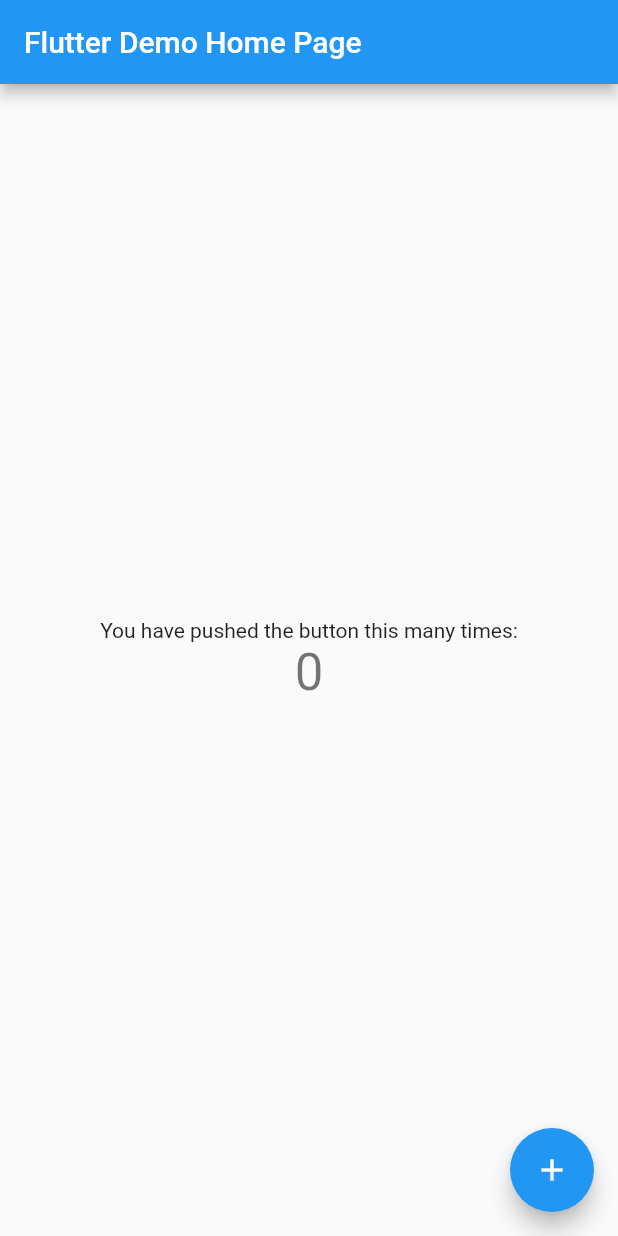
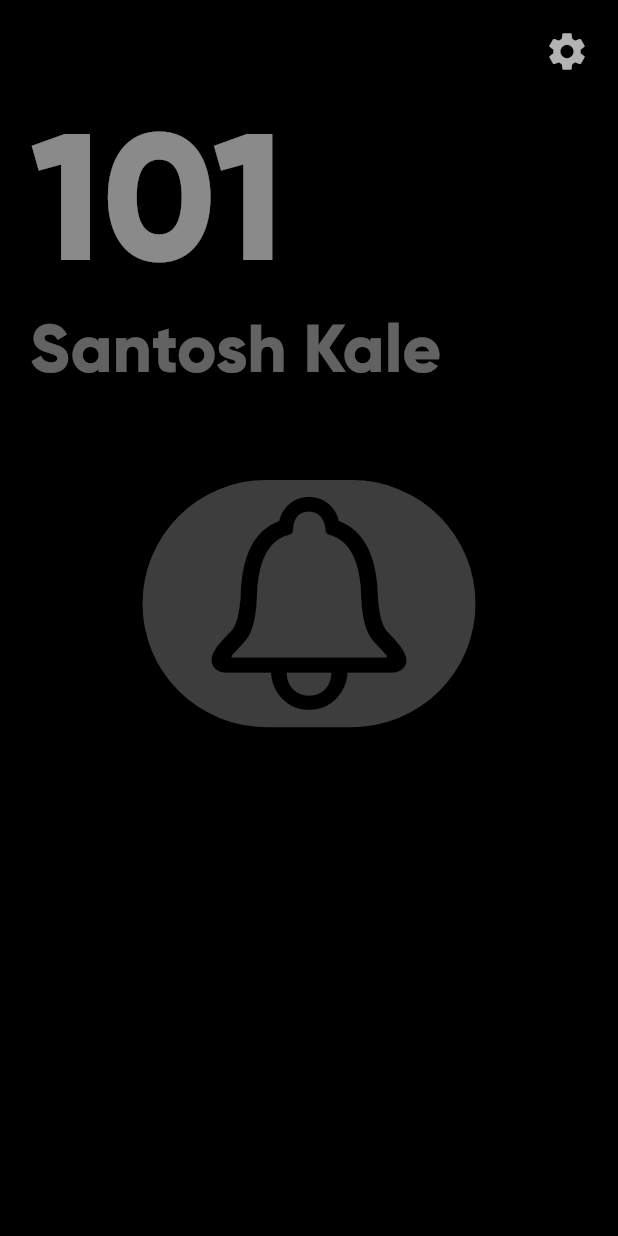
Before and after one commit to AdvaitKale01/Dexter, a Flutter app: the screen it shows after launch, on a phone screen of 412 x 824 dp. Run offline on Flutter 3.47's test engine with Material 2 defaults, Android fonts, the phone set to English and light mode, and no system bars.

```diff
--- a/lib/main.dart
+++ b/lib/main.dart
@@ -1,3 +1,6 @@
+import 'package:dexter/screens/home_screen/home_screen.dart';
+import 'package:dexter/screens/settings_screen.dart';
+import 'package:dexter/screens/splash_screen.dart';
 import 'package:flutter/material.dart';
 
 void main() {
@@ -5,44 +8,26 @@ void main() {
 }
 
 class MyApp extends StatelessWidget {
-  // This widget is the root of your application.
   @override
   Widget build(BuildContext context) {
     return MaterialApp(
-      title: 'Flutter Demo',
+      title: 'Dexter',
       theme: ThemeData(
-        // This is the theme of your application.
-        //
-        // Try running your application with "flutter run". You'll see the
-        // application has a blue toolbar. Then, without quitting the app, try
-        // changing the primarySwatch below to Colors.green and then invoke
-        // "hot reload" (press "r" in the console where you ran "flutter run",
-        // or simply save your changes to "hot reload" in a Flutter IDE).
-        // Notice that the counter didn't reset back to zero; the application
-        // is not restarted.
         primarySwatch: Colors.blue,
-        // This makes the visual density adapt to the platform that you run
-        // the app on. For desktop platforms, the controls will be smaller and
-        // closer together (more dense) than on mobile platforms.
         visualDensity: VisualDensity.adaptivePlatformDensity,
       ),
-      home: MyHomePage(title: 'Flutter Demo Home Page'),
+      routes: {
+        SplashScreen.routeName: (context) => SplashScreen(),
+        HomeScreen.routeName: (context) => HomeScreen(),
+        SettingsScreen.routeName: (context) => SettingsScreen(),
+      },
+      home: SplashScreen(),
     );
   }
 }
 
 class MyHomePage extends StatefulWidget {
   MyHomePage({Key key, this.title}) : super(key: key);
-
-  // This widget is the home page of your application. It is stateful, meaning
-  // that it has a State object (defined below) that contains fields that affect
-  // how it looks.
-
-  // This class is the configuration for the state. It holds the values (in this
-  // case the title) provided by the parent (in this case the App widget) and
-  // used by the build method of the State. Fields in a Widget subclass are
-  // always marked "final".
-
   final String title;
 
   @override
@@ -50,68 +35,8 @@ class MyHomePage extends StatefulWidget {
 }
 
 class _MyHomePageState extends State<MyHomePage> {
-  int _counter = 0;
-
-  void _incrementCounter() {
-    setState(() {
-      // This call to setState tells the Flutter framework that something has
-      // changed in this State, which causes it to rerun the build method below
-      // so that the display can reflect the updated values. If we changed
-      // _counter without calling setState(), then the build method would not be
-      // called again, and so nothing would appear to happen.
-      _counter++;
-    });
-  }
-
   @override
   Widget build(BuildContext context) {
-    // This method is rerun every time setState is called, for instance as done
-    // by the _incrementCounter method above.
-    //
-    // The Flutter framework has been optimized to make rerunning build methods
-    // fast, so that you can just rebuild anything that needs updating rather
-    // than having to individually change instances of widgets.
-    return Scaffold(
-      appBar: AppBar(
-        // Here we take the value from the MyHomePage object that was created by
-        // the App.build method, and use it to set our appbar title.
-        title: Text(widget.title),
-      ),
-      body: Center(
-        // Center is a layout widget. It takes a single child and positions it
-        // in the middle of the parent.
-        child: Column(
-          // Column is also a layout widget. It takes a list of children and
-          // arranges them vertically. By default, it sizes itself to fit its
-          // children horizontally, and tries to be as tall as its parent.
-          //
-          // Invoke "debug painting" (press "p" in the console, choose the
-          // "Toggle Debug Paint" action from the Flutter Inspector in Android
-          // Studio, or the "Toggle Debug Paint" command in Visual Studio Code)
-          // to see the wireframe for each widget.
-          //
-          // Column has various properties to control how it sizes itself and
-          // how it positions its children. Here we use mainAxisAlignment to
-          // center the children vertically; the main axis here is the vertical
-          // axis because Columns are vertical (the cross axis would be
-          // horizontal).
-          mainAxisAlignment: MainAxisAlignment.center,
-          children: <Widget>[
-            Text(
-              'You have pushed the button this many times:',
-            ),
-            Text(
-              '$_counter',
-              style: Theme.of(context).textTheme.headline4,
-            ),
-          ],
-        ),
-      ),
-      floatingActionButton: FloatingActionButton(
-        onPressed: _incrementCounter,
-        tooltip: 'Increment',
-        child: Icon(Icons.add),
-      ), // This trailing comma makes auto-formatting nicer for build methods.
-    );
+    return Scaffold();
   }
 }
--- /dev/null
+++ b/lib/screens/home_screen/home_screen.dart
@@ -0,0 +1,135 @@
+import 'package:dexter/screens/settings_screen.dart';
+import 'package:flutter/cupertino.dart';
+import 'package:flutter/material.dart';
+import 'package:http/http.dart' as http;
+
+class HomeScreen extends StatefulWidget {
+  static final String routeName = '/splash-screen';
+
+  @override
+  _HomeScreenState createState() => _HomeScreenState();
+}
+
+class _HomeScreenState extends State<HomeScreen> {
+  String _ip = '192.168.29.181';
+  String _status = 'Toggle to get status';
+  String _toggleBell = 'OFF';
+  IconData _bellIcon = CupertinoIcons.bell;
+
+  sendResponse() async {
+    try {
+      if (_ip != null) {
+        var url = 'http://$_ip/ledstate';
+        var response = await http.post(url);
+        if (response.statusCode == 200) {
+          print('Response status: ${response.statusCode} - Request Sent');
+
+          print('Response body: ${response.body}');
+          // setState(() {});
+          _status =
+              'Response status: ${response.statusCode} - Request Sent\nResponse body: ${response.body}\nResponse Status:\nbell status $_toggleBell';
+          _toggleBell = response.body;
+          print('both text set');
+          setState(() {});
+        } else {
+          setState(() {});
+          _status =
+              'Could not get Response. Possible issues:\n1. NodeMCU Power Down\nSol: Turn on Power of NodeMCU and Press Reset pin\n2. NodeMCU Not connected to WIFI\nSol: Re-start NodeMCU and press Hard Reset pin\n3. IP Address of NodeMCU is changed\nSol: Change the IP Address and add correct IP for NodeMCU';
+        }
+      } else {
+        _status = 'IP Address is Empty!';
+      }
+    } catch (err) {
+      setState(() {});
+      _status =
+          'Could not get Response. Possible issues:\n1. NodeMCU Power Down\nSol: Turn on Power of NodeMCU and Press Reset pin\n2. NodeMCU Not connected to WIFI\nSol: Re-start NodeMCU and press Hard Reset pin\n3. IP Address of NodeMCU is changed\nSol: Change the IP Address and add correct IP for NodeMCU\n\nDetails-\n$err';
+    }
+  }
+
+  @override
+  Widget build(BuildContext context) {
+    return Scaffold(
+      backgroundColor: Colors.black,
+      body: SafeArea(
+        child: Column(
+          children: [
+            Container(
+              padding: EdgeInsets.only(right: 10, top: 10),
+              alignment: Alignment.centerRight,
+              child: IconButton(
+                onPressed: () {
+                  Navigator.pushNamed(context, SettingsScreen.routeName);
+                },
+                icon: Icon(
+                  Icons.settings,
+                  color: Colors.white70,
+                  size: 30,
+                ),
+              ),
+            ),
+            Column(
+              crossAxisAlignment: CrossAxisAlignment.start,
+              children: [
+                Padding(
+                  padding: const EdgeInsets.only(left: 20),
+                  child: Text(
+                    '101',
+                    style: TextStyle(
+                      fontSize: 120,
+                      color: Colors.white54,
+                      fontFamily: 'gilroy',
+                    ),
+                  ),
+                ),
+                Padding(
+                  padding: const EdgeInsets.only(left: 20),
+                  child: Text(
+                    'Santosh Kale',
+                    style: TextStyle(
+                      fontSize: 45,
+                      color: Colors.white38,
+                      fontFamily: 'gilroy',
+                    ),
+                  ),
+                ),
+                SizedBox(
+                  height: 10,
+                ),
+                Container(
+                  alignment: Alignment.center,
+                  margin: const EdgeInsets.only(left: 95, right: 95, top: 50),
+                  decoration: BoxDecoration(
+                    borderRadius: BorderRadius.circular(2000),
+                    color: Colors.white24,
+                  ),
+                  child: GestureDetector(
+                    onTapDown: (v) async {
+                      _bellIcon = CupertinoIcons.bell_solid;
+                      await sendResponse();
+                    },
+                    onTapUp: (v) async {
+                      await sendResponse();
+                      _bellIcon = CupertinoIcons.bell;
+                    },
+                    child: Icon(
+                      _bellIcon,
+                      color: Colors.black,
+                      size: MediaQuery.of(context).size.width * 0.40,
+                    ),
+                  ),
+                ),
+              ],
+            ),
+            // Container(
+            //   alignment: Alignment.bottomCenter,
+            //   child: Text(
+            //     _status,
+            //     style: TextStyle(color: Colors.white24, fontSize: 7),
+            //   ),
+            // ),
+          ],
+        ),
+      ),
+    );
+  }
+}
```
Also changed, not shown: lib/screens/settings_screen.dart (added, +86 -0 lines), lib/screens/splash_screen.dart (added, +37 -0 lines), pubspec.yaml (+6 -6 lines), assets/fonts/Gilroy-ExtraBold.otf (added), pubspec.lock.
